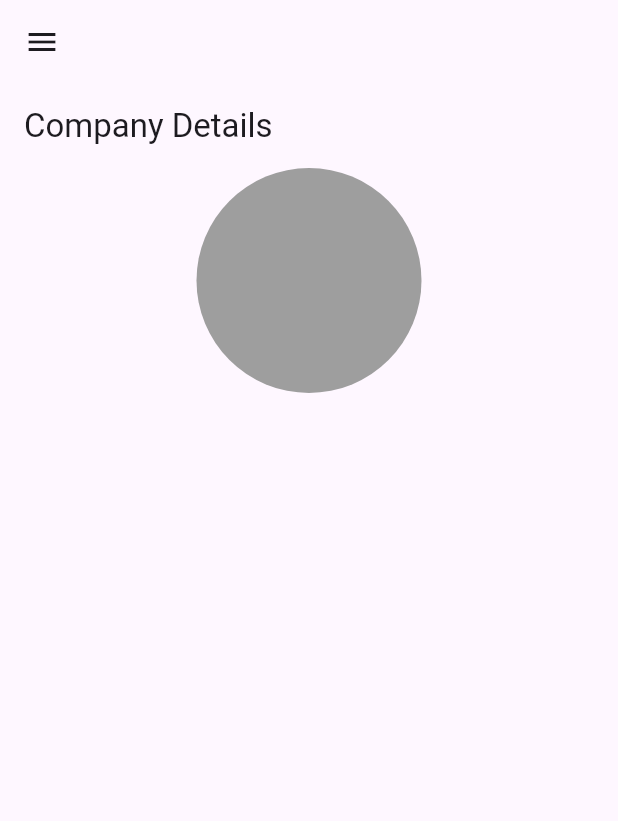
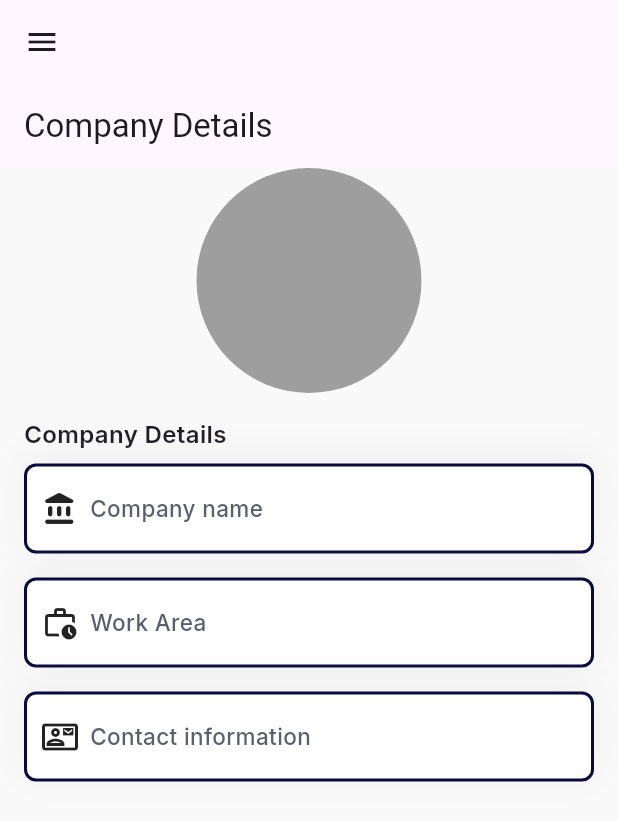
Before and after one commit to siiimaay/tracikfy, a Flutter app: the CompanyDetailView screen opened by its route, on a phone screen of 412 x 824 dp. Shown: the top 821 px of the screen. Run offline on Flutter 3.47's test engine with Material 3 defaults, Android fonts, the phone set to English and light mode, and no system bars; our stand-ins replace bloc, equatable, expandable, flutter_bloc, go_router, google_fonts.

Commit message:
add company details view

```diff
--- a/lib/core/extensions/context_extension.dart
+++ b/lib/core/extensions/context_extension.dart
@@ -1,8 +1,12 @@
 import 'package:flutter/material.dart';
 
+import '../../theme/color_theme_extension.dart';
 import '../../theme/text_theme_extension.dart';
 
 extension ContextExtension on BuildContext {
   TextThemeExtension get textStyle =>
       Theme.of(this).extension<TextThemeExtension>()!;
+
+  ColorThemeExtension get color =>
+      Theme.of(this).extension<ColorThemeExtension>()!;
 }
--- a/lib/features/company/presentation/company_details_view.dart
+++ b/lib/features/company/presentation/company_details_view.dart
@@ -1,4 +1,7 @@
 import 'package:flutter/material.dart';
+import 'package:trackify/core/extensions/context_extension.dart';
+import 'package:trackify/features/company/presentation/widgets/company_detail_section.dart';
+import 'package:trackify/features/company/presentation/widgets/detail_item.dart';
 
 class CompanyDetailView extends StatelessWidget {
   static const route = "/company_detail_view";
@@ -8,13 +11,35 @@ class CompanyDetailView extends StatelessWidget {
   @override
   Widget build(BuildContext context) {
     return Scaffold(
+      backgroundColor: context.color.settingsBackColor,
       appBar: AppBar(
         title: const Text("Company Details"),
       ),
-      body: const Column(
+      body:  const Column(
         crossAxisAlignment: CrossAxisAlignment.center,
         children: [
-          Center(child: CircleAvatar(maxRadius: 75,backgroundColor: Colors.grey,))
+          Center(
+              child: CircleAvatar(
+            maxRadius: 75,
+            backgroundColor: Colors.grey,
+          )),
+          SizedBox(height: 16),
+          CompanyDetailSection(sectionName: "Company Details", settingsItems: [
+            DetailItem(
+              text: "Company name",
+              valueText: "Value",
+              prefixIcon: Icon(Icons.account_balance_rounded),
+            ),
+            DetailItem(
+                text: "Work Area",
+                valueText: "Value",
+                prefixIcon: Icon(Icons.work_history_outlined)),
+            DetailItem(
+                text: "Contact information",
+                valueText: "Value",
+                prefixIcon: Icon(Icons.contact_mail_outlined)),
+          ]),
+
         ],
       ),
     );
--- /dev/null
+++ b/lib/features/company/presentation/widgets/company_detail_section.dart
@@ -0,0 +1,34 @@
+import 'package:flutter/material.dart';
+import 'package:trackify/core/extensions/context_extension.dart';
+
+import 'detail_item.dart';
+
+class CompanyDetailSection extends StatelessWidget {
+  final String sectionName;
+  final List<DetailItem> settingsItems;
+
+  const CompanyDetailSection({
+    Key? key,
+    this.sectionName = "",
+    required this.settingsItems,
+  }) : super(key: key);
+
+  @override
+  Widget build(BuildContext context) {
+    return Column(
+      crossAxisAlignment: CrossAxisAlignment.start,
+      children: [
+        if (sectionName.isNotEmpty)
+          Container(
+            padding: const EdgeInsets.only(left: 16),
+            child: Text(
+              sectionName,
+              style: context.textStyle.detailText
+                  .copyWith(fontSize: 16, fontWeight: FontWeight.w600),
+            ),
+          ),
+        ...settingsItems
+      ],
+    );
+  }
+}
--- a/lib/features/company/presentation/widgets/detail_item.dart
+++ b/lib/features/company/presentation/widgets/detail_item.dart
@@ -1,42 +1,76 @@
+import 'package:expandable/expandable.dart';
 import 'package:flutter/material.dart';
+import 'package:trackify/core/extensions/context_extension.dart';
 
-class DetailItem extends StatelessWidget {
+class DetailItem extends StatefulWidget {
   final Icon? prefixIcon;
   final String text;
   final String valueText;
   final VoidCallback? onTap;
   final bool isSwitchSetting;
 
-  const DetailItem(
-      {Key? key,
-      this.prefixIcon,
-      required this.text,
-      required this.valueText,
-      this.onTap,
-      this.isSwitchSetting = false})
-      : super(key: key);
+  const DetailItem({
+    Key? key,
+    this.prefixIcon,
+    required this.text,
+    required this.valueText,
+    this.onTap,
+    this.isSwitchSetting = false,
+  }) : super(key: key);
+
+  @override
+  State<DetailItem> createState() => _DetailItemState();
+}
+
+class _DetailItemState extends State<DetailItem> {
+  late final TextEditingController textEditingController;
+  late final FocusNode focusNode;
+
+  @override
+  void initState() {
+    super.initState();
+    textEditingController = TextEditingController();
+    focusNode = FocusNode();
+  }
 
   @override
   Widget build(BuildContext context) {
     return InkWell(
-      onTap: onTap,
+      onTap: widget.onTap,
       child: Container(
+        padding: const EdgeInsets.symmetric(horizontal: 10, vertical: 16),
+        margin: const EdgeInsets.symmetric(vertical: 8, horizontal: 16),
         decoration: BoxDecoration(
+          color: context.color.settingsItemColor,
           borderRadius: BorderRadius.circular(8),
-          boxShadow: const [
+          border: Border.all(color: const Color(0xff09093b), width: 2),
+          boxShadow: [
             BoxShadow(
-              offset: Offset(0, -5),
+              offset: const Offset(0, -5),
               blurRadius: 20,
-              //color: context.color.settingsItemShadow.withOpacity(0.2),
+              color: context.color.settingsItemShadow.withOpacity(0.2),
             ),
           ],
         ),
         child: Row(
           children: [
-            if (prefixIcon != null) prefixIcon!,
+            if (widget.prefixIcon != null) widget.prefixIcon!,
             const SizedBox(width: 8),
-            Expanded(child: Text(text)),
-            Text(valueText)
+            Expanded(
+                child: Text(
+              widget.text,
+              style: context.textStyle.detailText.copyWith(color: context.color.accountInfoColor),
+            )),
+            Expanded(
+              child: EditableText(
+                controller: textEditingController,
+                focusNode: FocusNode(),
+                style: context.textStyle.detailText.copyWith(color: const Color(0xff09093b)),
+                scrollPadding: EdgeInsets.zero,
+                cursorColor: context.color.accountInfoColor,
+                backgroundCursorColor: Colors.transparent,
+              ),
+            ),
           ],
         ),
       ),
--- a/lib/main.dart
+++ b/lib/main.dart
@@ -1,4 +1,5 @@
 import 'package:trackify/config/router/router_config.dart';
+import 'package:trackify/theme/color_theme_extension.dart';
 import 'package:trackify/theme/text_theme_extension.dart';
 import 'package:flutter/material.dart';
 
@@ -13,8 +14,14 @@ class MyApp extends StatelessWidget {
   Widget build(BuildContext context) {
     return MaterialApp.router(
       debugShowCheckedModeBanner: false,
-      theme: ThemeData(
-          useMaterial3: true, extensions: [TextThemeExtension.textStyles()]),
+      theme: ThemeData(useMaterial3: true, extensions: [
+        ColorThemeExtension.light,
+        TextThemeExtension.textStyles(),
+      ]),
+      darkTheme: ThemeData(extensions: [
+        ColorThemeExtension.dark,
+        TextThemeExtension.textStyles(),
+      ]),
       routerConfig: AppRouterConfig.instance.appRouter,
     );
   }
--- a/lib/theme/text_theme_extension.dart
+++ b/lib/theme/text_theme_extension.dart
@@ -3,26 +3,37 @@ import 'package:google_fonts/google_fonts.dart';
 
 class TextThemeExtension extends ThemeExtension<TextThemeExtension> {
   final TextStyle companyNameText;
+  final TextStyle detailText;
 
-  TextThemeExtension({required this.companyNameText});
+  TextThemeExtension({
+    required this.companyNameText,
+    required this.detailText,
+  });
 
   @override
   ThemeExtension<TextThemeExtension> copyWith() {
-    return TextThemeExtension(companyNameText: companyNameText);
+    return TextThemeExtension(
+        companyNameText: companyNameText, detailText: detailText);
   }
 
   @override
   ThemeExtension<TextThemeExtension> lerp(
       covariant ThemeExtension<TextThemeExtension>? other, double t) {
-    return TextThemeExtension(companyNameText: companyNameText);
+    return TextThemeExtension(
+        companyNameText: companyNameText, detailText: detailText);
   }
 
   static TextThemeExtension textStyles() {
     return TextThemeExtension(
-        companyNameText: GoogleFonts.inter(
-      fontSize: 15,
-      fontWeight: FontWeight.w500,
-      //color: AppColors.textFieldHintTextColor,
-    ));
+      companyNameText: GoogleFonts.inter(
+        fontSize: 15,
+        fontWeight: FontWeight.w500,
+        //color: AppColors.textFieldHintTextColor,
+      ),
+      detailText: GoogleFonts.inter(
+        fontSize: 15,
+        fontWeight: FontWeight.w500,
+      ),
+    );
   }
 }
```
